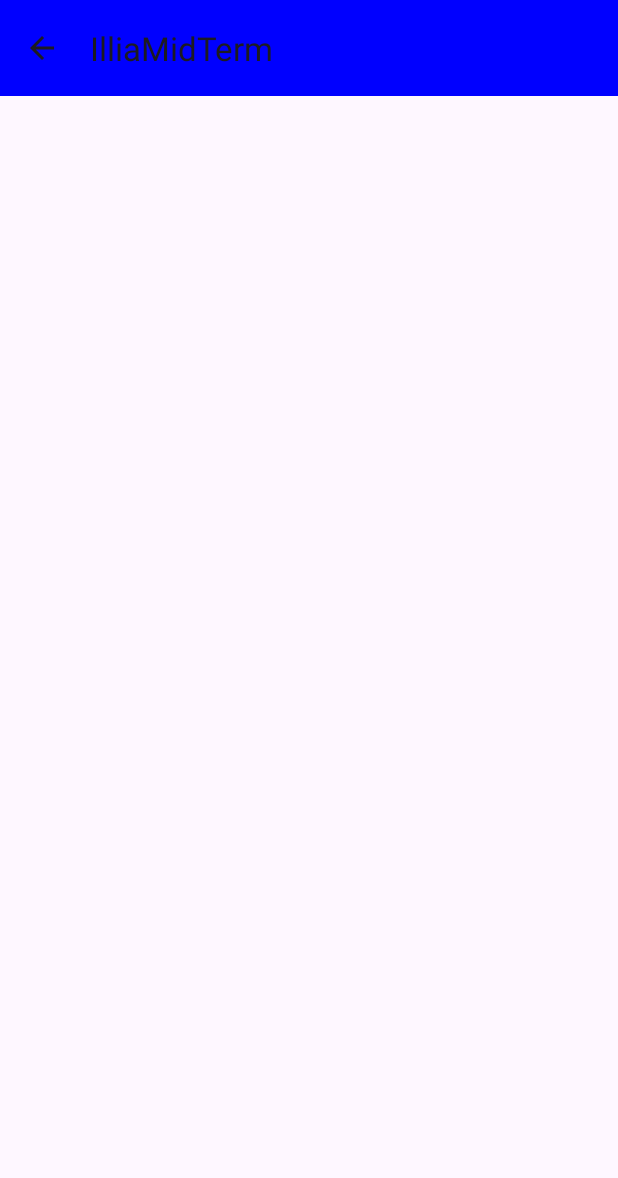
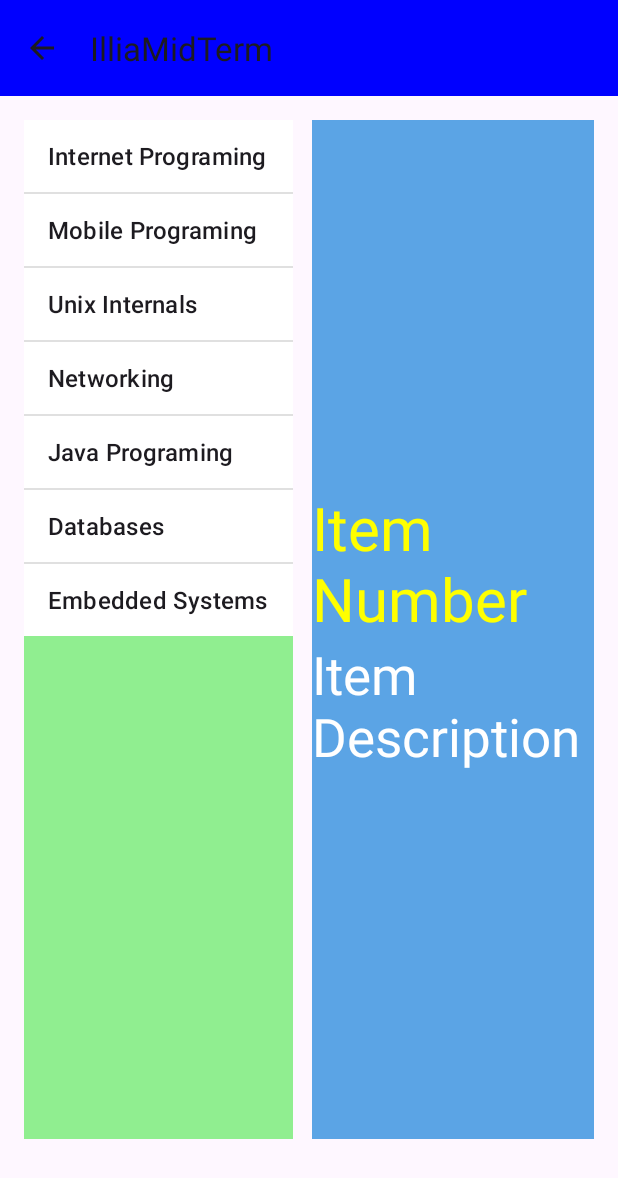
Before and after one commit to IlliaPopov1791/IlliaPopovMidTerm, an Android app: the SecondActivity screen opened directly, with no data from a screen before it, on a phone screen of 412 x 824 dp. Shown: the top 1178 px of the screen. Run offline under Robolectric (Android 15) with nearby library versions, the phone set to English and light mode, and no system bars.

Commit message:
Thirteenth Commit: fragments functions were implemented.

```diff
--- /dev/null
+++ b/PopovModule1/src/main/java/illia/popov/n01421791/mid/IlliaLeftFrag.java
@@ -0,0 +1,36 @@
+package illia.popov.n01421791.mid;
+
+import android.os.Bundle;
+
+import android.view.LayoutInflater;
+import android.view.View;
+import android.view.ViewGroup;
+import android.widget.ArrayAdapter;
+import android.widget.ListView;
+
+import androidx.fragment.app.ListFragment;
+public class IlliaLeftFrag extends ListFragment {
+
+    private String[] courses;
+
+    @Override
+    public View onCreateView(LayoutInflater inflater, ViewGroup container, Bundle savedInstanceState) {
+        View view =inflater.inflate(R.layout.frag_illia_left, container, false);
+
+        courses = getResources().getStringArray(R.array.courses);
+
+        ArrayAdapter<String> adapter = new ArrayAdapter<String>(getActivity(),
+                android.R.layout.simple_list_item_1, courses);
+        //bind the list view with array adapter
+        setListAdapter(adapter);
+
+        return view;
+
+    }
+    @Override
+    public void onListItemClick(ListView l, View v, int position, long id) {
+        PopovRightFragment fragment = (PopovRightFragment) getFragmentManager().findFragmentById(R.id.rightFragmentView);
+        fragment.display("Item: "+Integer.toString((position+1)),courses[position]);
+        getListView().setSelector(android.R.color.holo_blue_dark);
+    }
+}
--- /dev/null
+++ b/PopovModule1/src/main/java/illia/popov/n01421791/mid/PopovRightFragment.java
@@ -0,0 +1,32 @@
+package illia.popov.n01421791.mid;
+
+import android.os.Bundle;
+
+import androidx.fragment.app.Fragment;
+
+import android.view.LayoutInflater;
+import android.view.View;
+import android.view.ViewGroup;
+import android.widget.TextView;
+
+public class PopovRightFragment extends Fragment {
+
+    TextView itemNum,course;
+
+    @Override
+
+    public View onCreateView(LayoutInflater inflater,ViewGroup container, Bundle savedInstanceState) {
+        //
+        View view = inflater.inflate(R.layout.fragm_popov_right, container, false);
+        itemNum= (TextView) view.findViewById(R.id.ill_count);
+        course= (TextView)view.findViewById(R.id.ill_course);
+
+        return view;
+
+    }
+    public void display(String counter, String definition){
+        itemNum.setText(counter);
+        course.setText(definition);
+
+    }
+}
--- a/PopovModule1/src/main/res/layout/activity_second.xml
+++ b/PopovModule1/src/main/res/layout/activity_second.xml
@@ -15,5 +15,26 @@
         app:layout_constraintTop_toTopOf="parent"
         app:layout_constraintStart_toStartOf="parent"
         app:layout_constraintEnd_toEndOf="parent"/>
+    <androidx.fragment.app.FragmentContainerView
+        android:id="@+id/leftFragmentView"
+        android:name="illia.popov.n01421791.mid.IlliaLeftFrag"
+        android:layout_width="179dp"
+        android:layout_height="679dp"
+        android:layout_marginStart="16dp"
+        android:layout_marginTop="80dp"
+        app:layout_constraintStart_toStartOf="parent"
+        app:layout_constraintTop_toTopOf="parent"
+        tools:layout="@layout/frag_illia_left" />
+
+    <androidx.fragment.app.FragmentContainerView
+        android:id="@+id/rightFragmentView"
+        android:name="illia.popov.n01421791.mid.PopovRightFragment"
+        android:layout_width="188dp"
+        android:layout_height="679dp"
+        android:layout_marginStart="208dp"
+        android:layout_marginTop="80dp"
+        app:layout_constraintStart_toStartOf="parent"
+        app:layout_constraintTop_toTopOf="parent"
+        tools:layout="@layout/fragm_popov_right" />
 
 </androidx.constraintlayout.widget.ConstraintLayout>
--- /dev/null
+++ b/PopovModule1/src/main/res/layout/frag_illia_left.xml
@@ -0,0 +1,15 @@
+<?xml version="1.0" encoding="utf-8"?>
+<FrameLayout xmlns:android="http://schemas.android.com/apk/res/android"
+    xmlns:tools="http://schemas.android.com/tools"
+    android:layout_width="match_parent"
+    android:layout_height="match_parent"
+    android:background="@color/light_green"
+    tools:context=".IlliaLeftFrag">
+
+    <ListView
+        android:id="@android:id/list"
+        android:background="@color/white"
+        android:layout_width="match_parent"
+        android:layout_height="wrap_content" />
+
+</FrameLayout>
--- /dev/null
+++ b/PopovModule1/src/main/res/layout/fragm_popov_right.xml
@@ -0,0 +1,29 @@
+<?xml version="1.0" encoding="utf-8"?>
+<LinearLayout xmlns:android="http://schemas.android.com/apk/res/android"
+    xmlns:tools="http://schemas.android.com/tools"
+    android:layout_width="match_parent"
+    android:layout_height="match_parent"
+    android:gravity="center"
+    android:orientation="vertical"
+    android:background="@color/light_blue"
+    tools:context=".PopovRightFragment">
+
+    <TextView
+        android:id="@+id/ill_count"
+        android:layout_width="wrap_content"
+        android:layout_height="wrap_content"
+        android:layout_gravity="center"
+        android:text="@string/item_n"
+        android:textColor="#ffff00"
+        android:textSize="40sp" />
+
+    <TextView
+        android:id="@+id/ill_course"
+        android:layout_width="wrap_content"
+        android:layout_height="wrap_content"
+        android:layout_gravity="center"
+        android:text="@string/item_description"
+        android:textColor="#ffffff"
+        android:textSize="35sp" />
+
+</LinearLayout>
--- a/PopovModule1/src/main/res/values/colors.xml
+++ b/PopovModule1/src/main/res/values/colors.xml
@@ -5,4 +5,10 @@
     <color name="light_blue">#5ba4e5</color>
     <color name="red">#FF0000</color>
     <color name="blue">#0000FF</color>
+    <color name="purple_200">#FFBB86FC</color>
+    <color name="purple_500">#FF6200EE</color>
+    <color name="purple_700">#FF3700B3</color>
+    <color name="teal_200">#FF03DAC5</color>
+    <color name="teal_700">#FF018786</color>
+    <color name="light_green">#90EE90</color>
 </resources>
--- a/PopovModule1/src/main/res/values/strings.xml
+++ b/PopovModule1/src/main/res/values/strings.xml
@@ -6,6 +6,16 @@
     <string name="on">ON</string>
     <string name="switch_on_status">Illia ON</string>
     <string name="switch_off_status">Illia OFF</string>
-    <!-- TODO: Remove or change this placeholder text -->
+    <string-array name="courses">
+        <item>Internet Programing</item>
+        <item>Mobile Programing</item>
+        <item>Unix Internals</item>
+        <item>Networking</item>
+        <item>Java Programing</item>
+        <item>Databases</item>
+        <item>Embedded Systems</item>
+    </string-array>
     <string name="hello_blank_fragment">Hello blank fragment</string>
+    <string name="item_n">Item Number</string>
+    <string name="item_description">Item Description</string>
 </resources>
```
